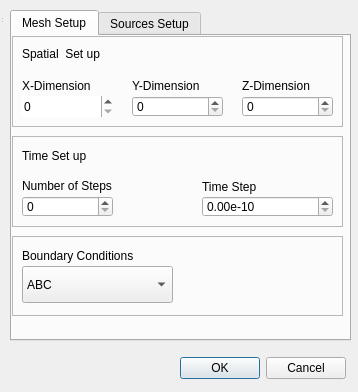
Above: REDonFDTDGUI/optionwindow.ui from JBlack93/REDonFDTD before the change. Below: the same form after it.
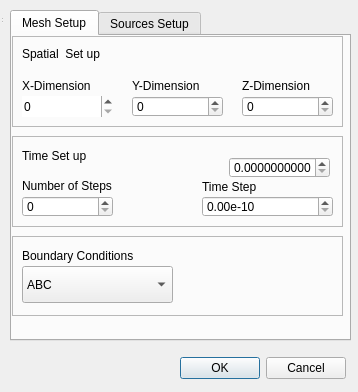
That is the form after the change.

Commit message: Update GUI to allow for changes to sources

What changed in the file:
```diff
--- a/REDonFDTDGUI/optionwindow.ui
+++ b/REDonFDTDGUI/optionwindow.ui
@@ -244,6 +244,22 @@
         <string>Time Step</string>
        </property>
       </widget>
+      <widget class="QDoubleSpinBox" name="speedLight">
+       <property name="enabled">
+        <bool>true</bool>
+       </property>
+       <property name="geometry">
+        <rect>
+         <x>217</x>
+         <y>21</y>
+         <width>101</width>
+         <height>21</height>
+        </rect>
+       </property>
+       <property name="decimals">
+        <number>10</number>
+       </property>
+      </widget>
      </widget>
      <widget class="QFrame" name="boundaryFrame">
       <property name="geometry">
```
Left out of the diff: 27 changed lines with no effect on the pictures. The commit also changes 3 other files.
